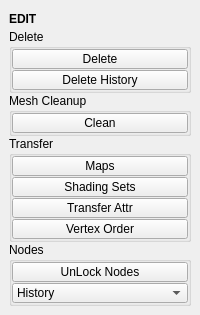
Qt form tentacle/ui/edit.ui (m3trik/tentacle) before a commit.
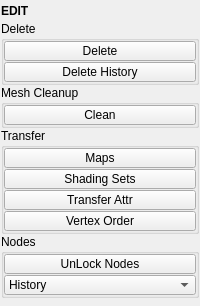
The same form after that commit. Custom widgets are drawn as their Qt base class.

Patch:
```diff
--- a/tentacle/ui/edit.ui
+++ b/tentacle/ui/edit.ui
@@ -73,6 +73,18 @@
     </palette>
    </property>
    <layout class="QVBoxLayout" name="verticalLayout_2">
+    <property name="leftMargin">
+     <number>1</number>
+    </property>
+    <property name="topMargin">
+     <number>1</number>
+    </property>
+    <property name="rightMargin">
+     <number>1</number>
+    </property>
+    <property name="bottomMargin">
+     <number>1</number>
+    </property>
     <item>
      <layout class="QVBoxLayout" name="verticalLayout">
       <property name="spacing">
@@ -630,16 +642,16 @@
    <extends>QLabel</extends>
    <header>uitk.widgets.header.Header.h</header>
   </customwidget>
-  <customwidget>
-   <class>PushButton</class>
-   <extends>QPushButton</extends>
-   <header>widgets.pushbutton.h</header>
-  </customwidget>
   <customwidget>
    <class>ComboBox</class>
    <extends>QComboBox</extends>
    <header>uitk.widgets.comboBox.ComboBox.h</header>
   </customwidget>
+  <customwidget>
+   <class>PushButton</class>
+   <extends>QPushButton</extends>
+   <header>widgets.pushbutton.h</header>
+  </customwidget>
  </customwidgets>
  <resources/>
  <connections/>
```
